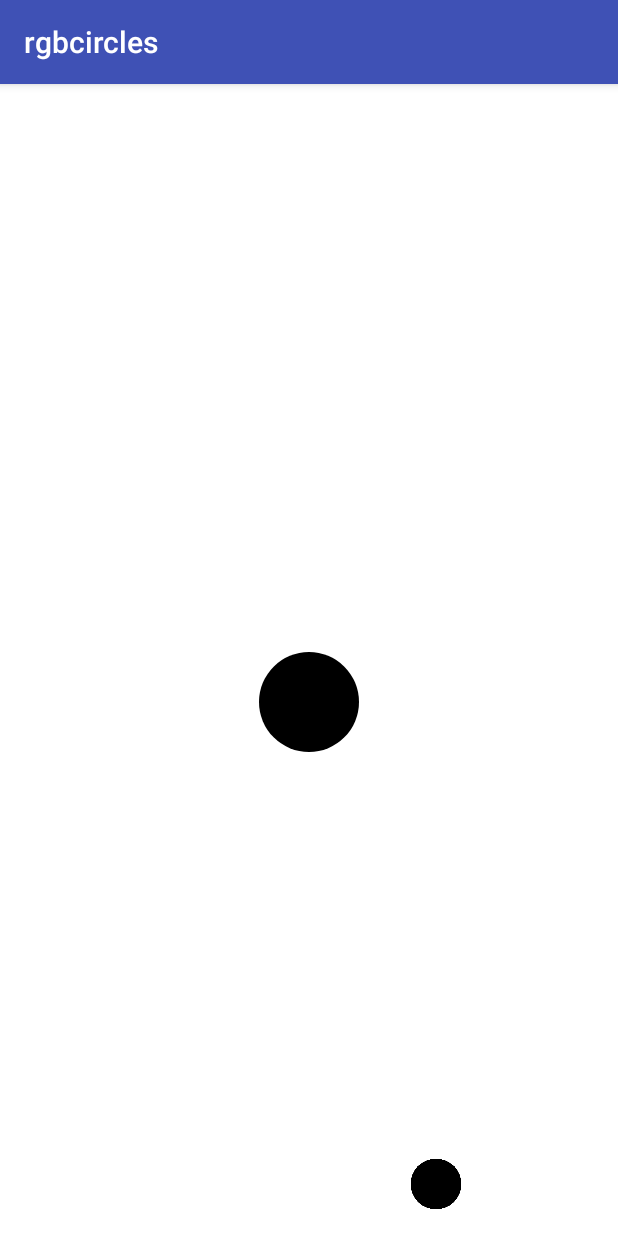
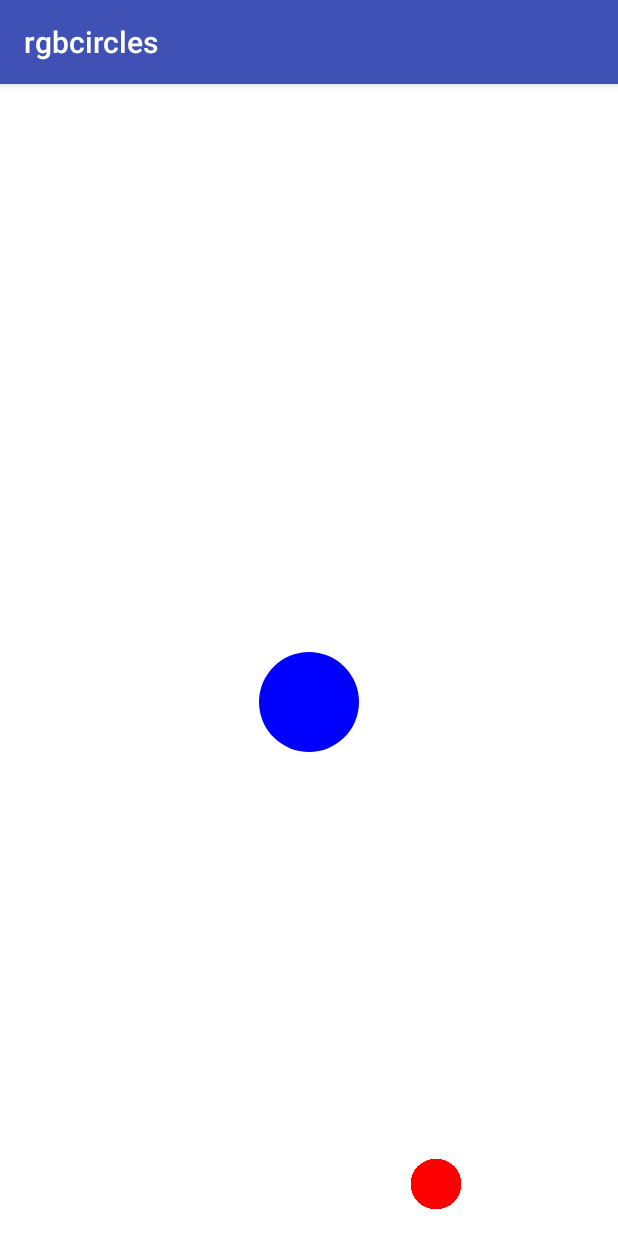
Before and after one commit to Alexisvr/rgbcircles, an Android app: the screen it shows after launch (MainActivity), on a phone screen of 412 x 824 dp. Run offline under Robolectric (Android 15) with nearby library versions, the phone set to English and light mode, and no system bars.

Commit message:
Урок 8

```diff
--- a/app/src/main/java/com/example/rgbcircles/CanvasView.java
+++ b/app/src/main/java/com/example/rgbcircles/CanvasView.java
@@ -49,6 +49,7 @@ public class CanvasView extends View  implements ICanvasView{
 
     @Override
     public void drawCircle(SimpleCircle circle) {
+        paint.setColor(circle.getColor());
         canvas.drawCircle(circle.getX(), circle.getY(), circle.getRadius(),paint);
     }
 
--- a/app/src/main/java/com/example/rgbcircles/EnemyCircle.java
+++ b/app/src/main/java/com/example/rgbcircles/EnemyCircle.java
@@ -1,4 +1,6 @@
 package com.example.rgbcircles;
+
+import android.graphics.Color;
 
 import java.util.Random;
 
@@ -8,6 +10,7 @@ import java.util.Random;
 public class EnemyCircle extends SimpleCircle {
     public static final int FROM_RADIUS = 10;
     public static final int TO_RADIUS = 100;
+    public static final int EMEMY_CIRCLE = Color.RED;
 
     public EnemyCircle(int x, int y, int radius) {
         super(x, y, radius);
@@ -19,6 +22,7 @@ public class EnemyCircle extends SimpleCircle {
         int y = random.nextInt(GameManager.getHight());
         int raduis = FROM_RADIUS + random.nextInt(TO_RADIUS - FROM_RADIUS);
         EnemyCircle enemyCircle = new EnemyCircle(x, y, raduis);
+        enemyCircle.setColor(EMEMY_CIRCLE);
         return enemyCircle;
     }
 }
--- a/app/src/main/java/com/example/rgbcircles/MainCircle.java
+++ b/app/src/main/java/com/example/rgbcircles/MainCircle.java
@@ -1,12 +1,16 @@
 package com.example.rgbcircles;
 
+
+import android.graphics.Color;
 
 public class MainCircle extends SimpleCircle{
     public static final int MAIN_SPEED = 50;
     public static final int INT_RADIUS = 50;
+    public static final int OUR_COLOR = Color.BLUE;
 
     public MainCircle(int x, int y) {
         super(x, y, INT_RADIUS);
+        setColor(OUR_COLOR);
     }
 
 
--- a/app/src/main/java/com/example/rgbcircles/SimpleCircle.java
+++ b/app/src/main/java/com/example/rgbcircles/SimpleCircle.java
@@ -7,6 +7,7 @@ public class SimpleCircle {
     protected int x;
     protected int y;
     protected int radius;
+    private  int color;
 
     public SimpleCircle(int x, int y, int radius) {
         this.x = x;
@@ -26,4 +27,11 @@ public class SimpleCircle {
         return radius;
     }
 
+    public int getColor() {
+        return color;
+    }
+
+    public void setColor (int color) {
+        this.color = color;
+    }
 }
```
